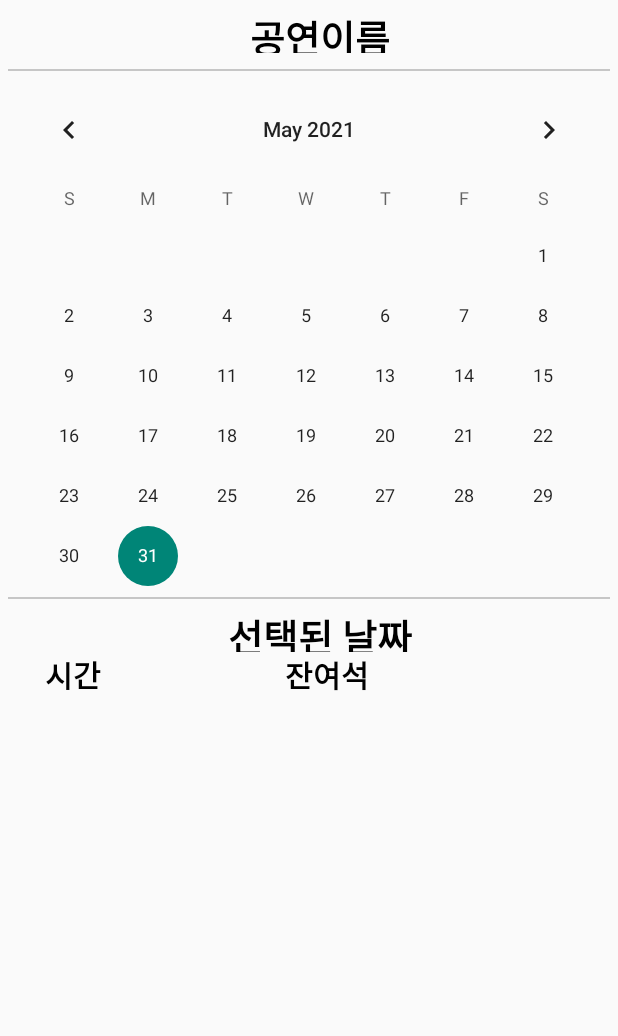
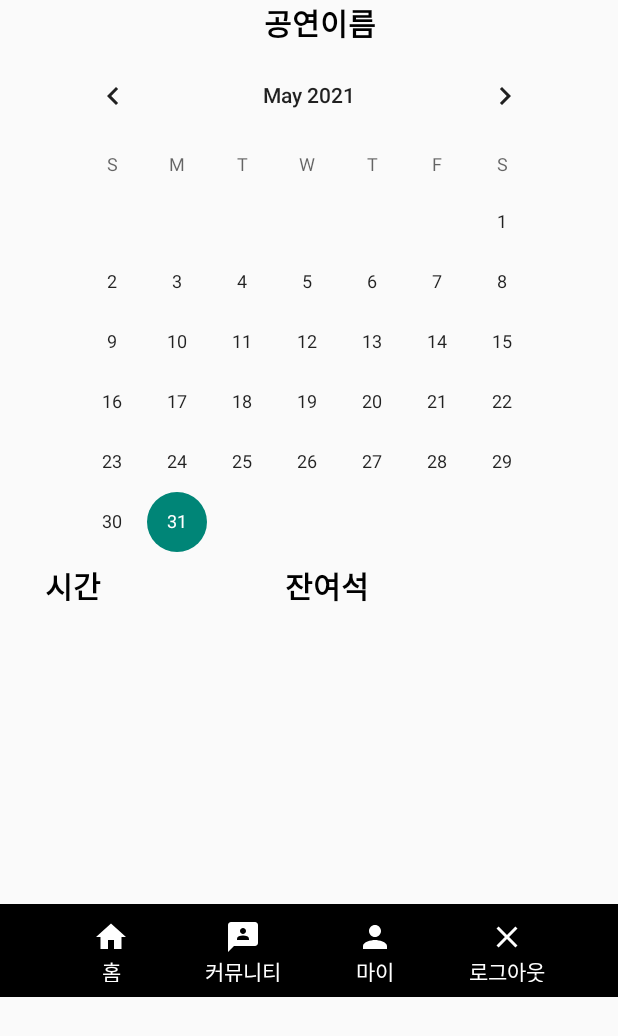
Before and after one commit to SONSAZANG/moonyou_Main, an Android app: the layout activity_book_calender.xml on its own in the app's theme, with its tools: preview values and no code run, on a phone screen of 412 x 824 dp. Shown: the top 1036 px of the screen. Run offline under Robolectric (Android 15) with nearby library versions, the light colour scheme and no system bars; Roboto replaces fonts that are not available here.

Commit message:
화면전환 작업죽

```diff
--- a/app/src/main/res/layout/activity_book_calender.xml
+++ b/app/src/main/res/layout/activity_book_calender.xml
@@ -13,44 +13,20 @@
         android:text="공연이름"
         android:textColor="@color/black"
         android:textStyle="bold"
-        android:textSize="25dp"
+        android:textSize="20dp"
         android:paddingLeft="15dp"
-        android:layout_gravity="center"
-        android:layout_margin="5dp"/>
-
-    <View
-        android:layout_width="match_parent"
-        android:layout_height="1dp"
-        android:background="#C6C6C6"
-        android:layout_margin="5dp"/>
+        android:layout_gravity="center"/>
 
     <CalendarView
         android:id="@+id/simple_calendarview"
-        android:layout_width="fill_parent"
-        android:layout_height="340dp"
-        />
-
-    <View
-        android:layout_width="match_parent"
-        android:layout_height="1dp"
-        android:background="#C6C6C6"
-        android:layout_margin="5dp"/>
-
-    <TextView
-        android:id="@+id/selected_date"
-        android:layout_width="wrap_content"
-        android:layout_height="30dp"
-        android:text="선택된 날짜"
-        android:textColor="@color/black"
-        android:textStyle="bold"
+        android:layout_width="345dp"
+        android:layout_height="345dp"
         android:layout_gravity="center"
-        android:textSize="25dp"
-        android:paddingLeft="15dp"
         />
 
     <FrameLayout
         android:layout_width="fill_parent"
-        android:layout_height="240dp">
+        android:layout_height="220dp">
 
         <TextView
             android:layout_width="wrap_content"
@@ -84,6 +60,50 @@
                 />
         </ScrollView>
     </FrameLayout>
+    <LinearLayout
+        android:layout_width="match_parent"
+        android:layout_height="62dp"
+        android:gravity="center"
+        android:id="@+id/menubar"
+        android:layout_marginTop="7dp"
+        android:background="@color/black">
+        <Button
+            android:id="@+id/home"
+            android:layout_width="wrap_content"
+            android:layout_height="wrap_content"
+            android:text="홈"
+            android:padding="10dp"
+            android:textColor="@color/white"
+            android:drawableTop="@drawable/ic_baseline_home_24"
+            style="?android:attr/borderlessButtonStyle"
+            />
 
+        <Button
+            android:id="@+id/community"
+            android:layout_width="wrap_content"
+            android:layout_height="wrap_content"
+            android:text="커뮤니티"
+            android:textColor="@color/white"
+            android:drawableTop="@drawable/ic_baseline_3p_24"
+            style="?android:attr/borderlessButtonStyle"
+            />
 
+        <Button
+            android:id="@+id/mypage_btn"
+            android:layout_width="wrap_content"
+            android:layout_height="wrap_content"
+            android:text="마이"
+            android:textColor="@color/white"
+            android:drawableTop="@drawable/ic_baseline_person_24"
+            style="?android:attr/borderlessButtonStyle"/>
+
+        <Button
+            android:layout_width="wrap_content"
+            android:layout_height="wrap_content"
+            android:id="@+id/logout"
+            android:text="로그아웃"
+            android:textColor="@color/white"
+            android:drawableTop="@drawable/ic_baseline_close_24"
+            style="?android:attr/borderlessButtonStyle"/>
+    </LinearLayout>
 </LinearLayout>
```
Also changed, not shown: app/src/main/java/com/example/moonyou_test/MainActivity.java (+9 -5 lines), app/src/main/java/com/example/moonyou_test/MainActivity2.java (+55 -1 lines), app/src/main/java/com/example/moonyou_test/book_calender.java (+21 -1 lines), app/src/main/java/com/example/moonyou_test/show_main.java (+54 -1 lines), app/src/main/java/com/example/moonyou_test/timeadpter.java (+6 -1 lines), app/src/main/res/layout/activity_show_main.xml (+49 -2 lines), app/src/main/res/layout/show_before.xml (+2 -5 lines), 1 other file.
